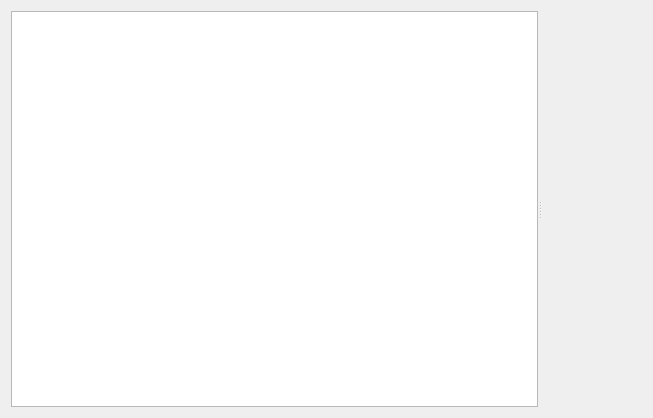
Old version of the form src/apps/mvvm-folders/preferenceswidget.ui in the repository august-alt/policy-preferences-editor-prototype.
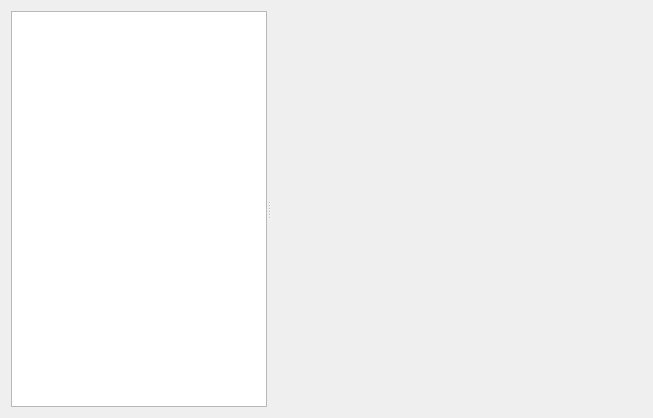
New version of the form. Custom widgets are drawn as their Qt base class.

Commit message: chore: refactor preferences widget

What changed in the file:
```diff
--- a/src/apps/mvvm-folders/preferenceswidget.ui
+++ b/src/apps/mvvm-folders/preferenceswidget.ui
@@ -25,11 +25,20 @@
       </property>
       <widget class="QTreeView" name="treeView">
        <property name="sizePolicy">
-        <sizepolicy hsizetype="Expanding" vsizetype="Expanding">
+        <sizepolicy hsizetype="Maximum" vsizetype="Expanding">
          <horstretch>1</horstretch>
          <verstretch>0</verstretch>
         </sizepolicy>
        </property>
+       <property name="maximumSize">
+        <size>
+         <width>256</width>
+         <height>16777215</height>
+        </size>
+       </property>
+       <property name="headerHidden">
+        <bool>true</bool>
+       </property>
       </widget>
       <widget class="mvvm_folders::TableDetailsWidget" name="detailsWidget" native="true"/>
      </widget>
```
The commit also changes 1 other file.
